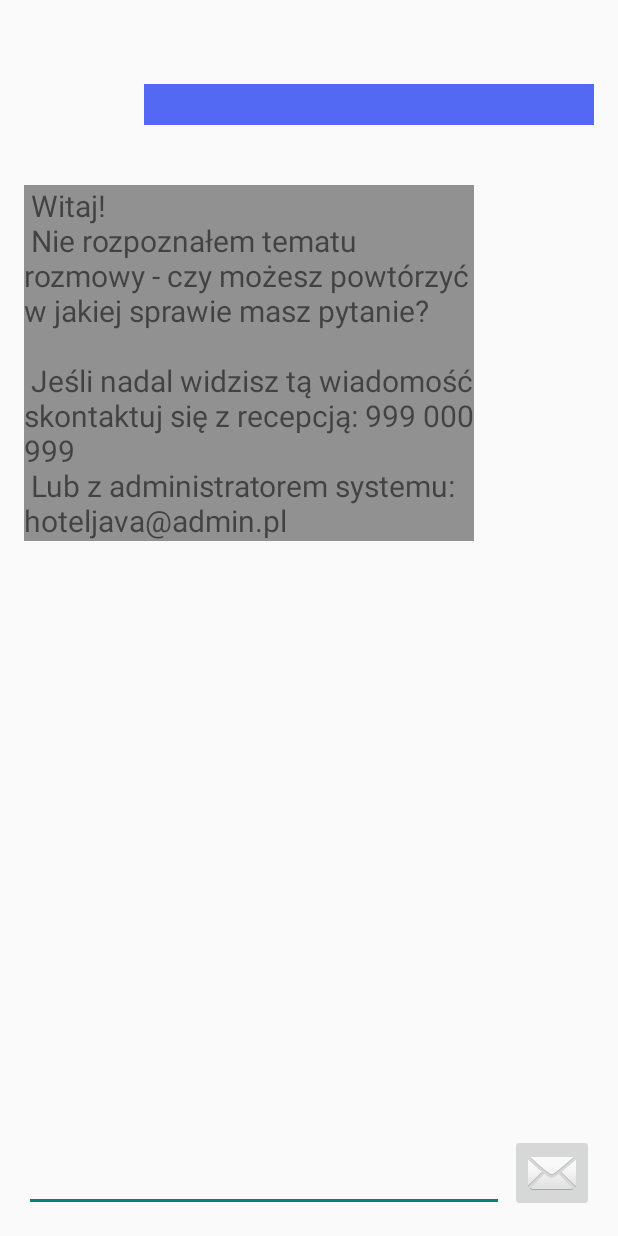
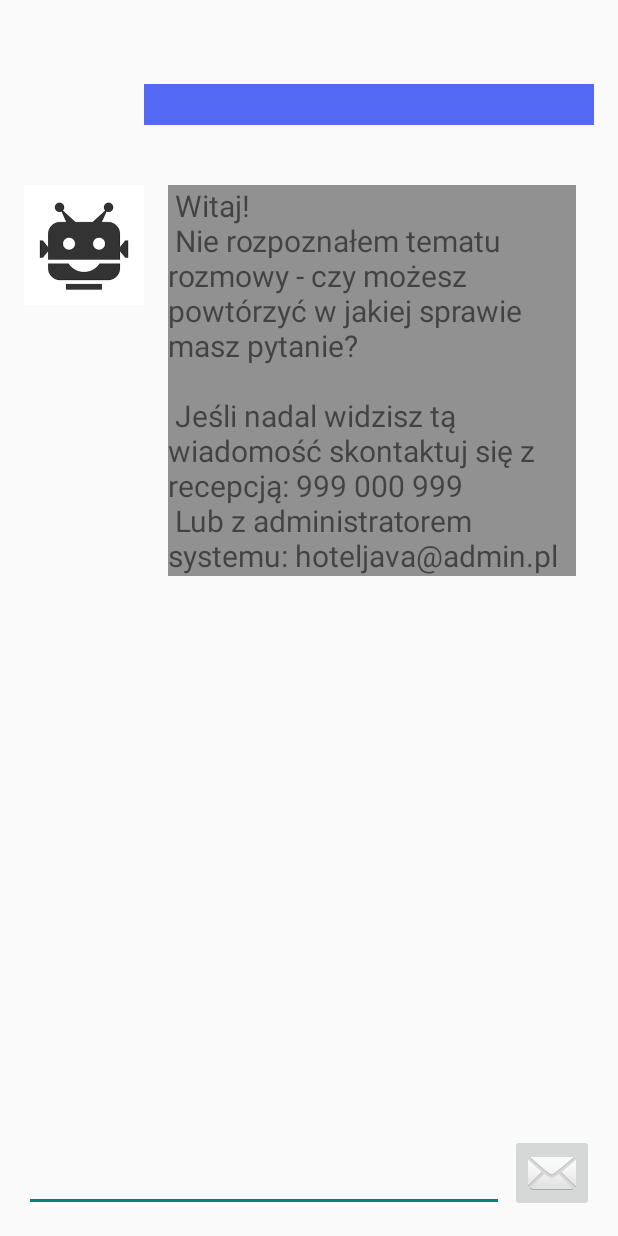
Before and after one commit to DominikM98/ProjectHotelJava, an Android app: the ChatActivity screen opened directly, with no data from a screen before it, after a tap on "Send", on a phone screen of 412 x 824 dp. Run offline under Robolectric (Android 15) with nearby library versions, the phone set to English and light mode, and no system bars.

Commit message:
chatbot alfa ui+6topics

```diff
--- a/app/src/main/java/com/example/hotelmanagementapp/ChatActivity.java
+++ b/app/src/main/java/com/example/hotelmanagementapp/ChatActivity.java
@@ -14,6 +14,7 @@ import android.webkit.WebSettings;
 import android.webkit.WebView;
 import android.widget.Button;
 import android.widget.EditText;
+import android.widget.ImageView;
 import android.widget.TextView;
 import android.widget.Toast;
 
@@ -26,7 +27,8 @@ import static java.lang.Thread.sleep;
 
 public class ChatActivity extends AppCompatActivity {
 
-    TextView userMsg, botMsg;
+    TextView userMsg, botMsg, hiMsg;
+    ImageView Icon;
     EditText userTxt;
     String text;
     String tel_recepcji = "999 000 999";
@@ -51,9 +53,14 @@ public class ChatActivity extends AppCompatActivity {
     @SuppressLint("SetTextI18n")
     private void bot() {
         botMsg = findViewById(R.id.botMsg);
+        Icon = findViewById(R.id.botIcon);
+        hiMsg = findViewById(R.id.hiMessage);
+        hiMsg.setVisibility(View.INVISIBLE);
+        Icon.setVisibility(View.VISIBLE);
         botMsg.setVisibility(View.VISIBLE);
         if(search("rezerwacja", "rezerwacją", "rezerw", "recepcja")) {
-            botMsg.setText(" Witaj! \n Jeśli masz jakieś pytania odnośnie rezerwacji, skontaktuj się z recepcją, nr tel:" + tel_recepcji);
+            botMsg.setText(" Witaj! \n Jeśli chesz zarezerwować pokój kliknij przycisk 'Zrób rezerwację' i uzupełnij dane. Jeżeli masz jakieś inne pytania odnośnie terminów," +
+                    " cen lub rezerwacji ogólnie, skontaktuj się z recepcją, nr tel:" + tel_recepcji);
         }
         else if(search("logowanie", "logować", "logowac", "login")) {
             botMsg.setText(" Witaj! \n Zalogowanie do aplikacji jest konieczne w celu autoryzacji i ochrony danych osobowych. \n \n " +
@@ -72,6 +79,11 @@ public class ChatActivity extends AppCompatActivity {
                     " Jesli posiadasz kod rabatowy, obejmuje on również zamówienia w restauracji \n \n " +
                     "Jeśli masz problem ze swoim zamówieniem, skontaktuj się z kuchnią numerem wewnętrzym lub z recepcją nr tel: " +tel_recepcji);
         }
+        else if(search("cena", "ceny", "zapła", "karta")) {
+            botMsg.setText(" Witaj! \n Ceny ustalane są indywidualnie przez hotel, i są zależne od sezonu i ilości wolnych miejsc. \n" +
+                    " W naszej aplikacji za wszystko możesz łatwo i bezpiecznie płacić kartą płątniczą. \n \n " +
+                    "Jeśli masz problem z płatnością lub pytanie dotyczące cen, skontaktuj się z recepcją nr tel: " +tel_recepcji);
+        }
         else {
             botMsg.setText(" Witaj! \n Nie rozpoznałem tematu rozmowy - czy możesz powtórzyć w jakiej sprawie masz pytanie? \n \n " +
                     "Jeśli nadal widzisz tą wiadomość skontaktuj się z recepcją: " +tel_recepcji+ "\n Lub z administratorem systemu: hoteljava@admin.pl");
@@ -79,11 +91,6 @@ public class ChatActivity extends AppCompatActivity {
     }
 
     private boolean search(String x, String y, String z, String a) {
-        if(text.contains(x) || text.contains(y) || text.contains(z) || text.contains(a)) {
-            return true;
-        }
-        else {
-            return false;
-        }
+        return text.contains(x) || text.contains(y) || text.contains(z) || text.contains(a);
     }
 }
--- a/app/src/main/res/layout/activity_chat.xml
+++ b/app/src/main/res/layout/activity_chat.xml
@@ -16,13 +16,13 @@
         android:ems="10"
         android:inputType="textPersonName"
         app:layout_constraintBottom_toBottomOf="parent"
-        app:layout_constraintEnd_toStartOf="@+id/imageButton"
+        app:layout_constraintEnd_toStartOf="@+id/sendButton"
         app:layout_constraintHorizontal_bias="0.078"
         app:layout_constraintStart_toStartOf="parent"
         android:autofillHints="" />
 
     <ImageButton
-        android:id="@+id/imageButton"
+        android:id="@+id/sendButton"
         android:layout_width="wrap_content"
         android:layout_height="wrap_content"
         android:layout_marginEnd="16dp"
@@ -48,7 +48,7 @@
 
     <TextView
         android:id="@+id/botMsg"
-        android:layout_width="300dp"
+        android:layout_width="272dp"
         android:layout_height="wrap_content"
         android:layout_marginStart="16dp"
         android:layout_marginTop="40dp"
@@ -56,6 +56,32 @@
         android:text="TextView"
         android:textSize="20sp"
         android:visibility="invisible"
+        app:layout_constraintStart_toEndOf="@+id/botIcon"
+        app:layout_constraintTop_toBottomOf="@+id/userMsg" />
+
+    <ImageView
+        android:id="@+id/botIcon"
+        android:layout_width="80dp"
+        android:layout_height="80dp"
+        android:layout_marginStart="16dp"
+        android:layout_marginTop="40dp"
+        android:visibility="invisible"
         app:layout_constraintStart_toStartOf="parent"
-        app:layout_constraintTop_toBottomOf="@+id/userMsg" />
+        app:layout_constraintTop_toBottomOf="@+id/userMsg"
+        app:srcCompat="@drawable/boticon"
+        tools:visibility="invisible" />
+
+    <TextView
+        android:id="@+id/hiMessage"
+        android:layout_width="368dp"
+        android:layout_height="201dp"
+        android:layout_marginStart="16dp"
+        android:layout_marginEnd="16dp"
+        android:layout_marginBottom="132dp"
+        android:text="@string/botInfo"
+        android:textSize="24sp"
+        app:layout_constraintBottom_toTopOf="@+id/enterMessage"
+        app:layout_constraintEnd_toEndOf="parent"
+        app:layout_constraintHorizontal_bias="0.0"
+        app:layout_constraintStart_toStartOf="parent" />
 </androidx.constraintlayout.widget.ConstraintLayout>
--- a/app/src/main/res/values/strings.xml
+++ b/app/src/main/res/values/strings.xml
@@ -29,4 +29,5 @@
     <string name="main_askBtn">Ask a question</string>
     <string name="main_quit">Quit</string>
     <string name="wait">Wait a second…</string>
+    <string name="botInfo">Hi! This is an interactive offline bot. You can ask him a question about everything in the application. Just write a message below and send it by clicking on the letter button.</string>
 </resources>
```
Also changed, not shown: app/src/main/res/drawable/boticon.png (added), 1 other file.
